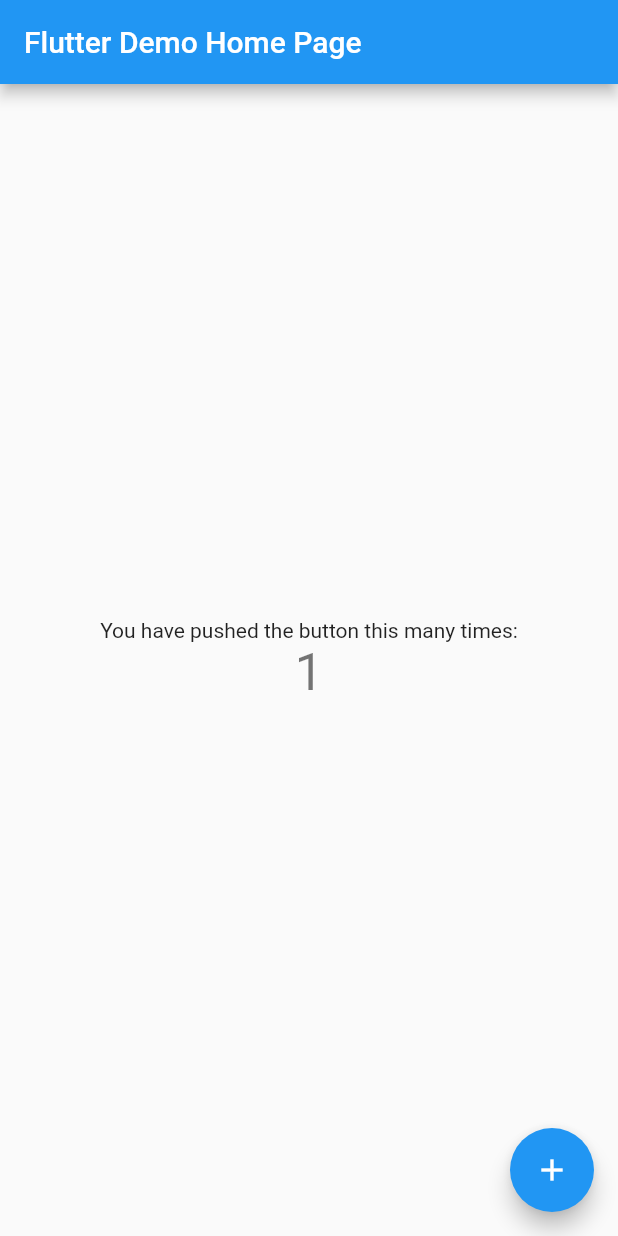
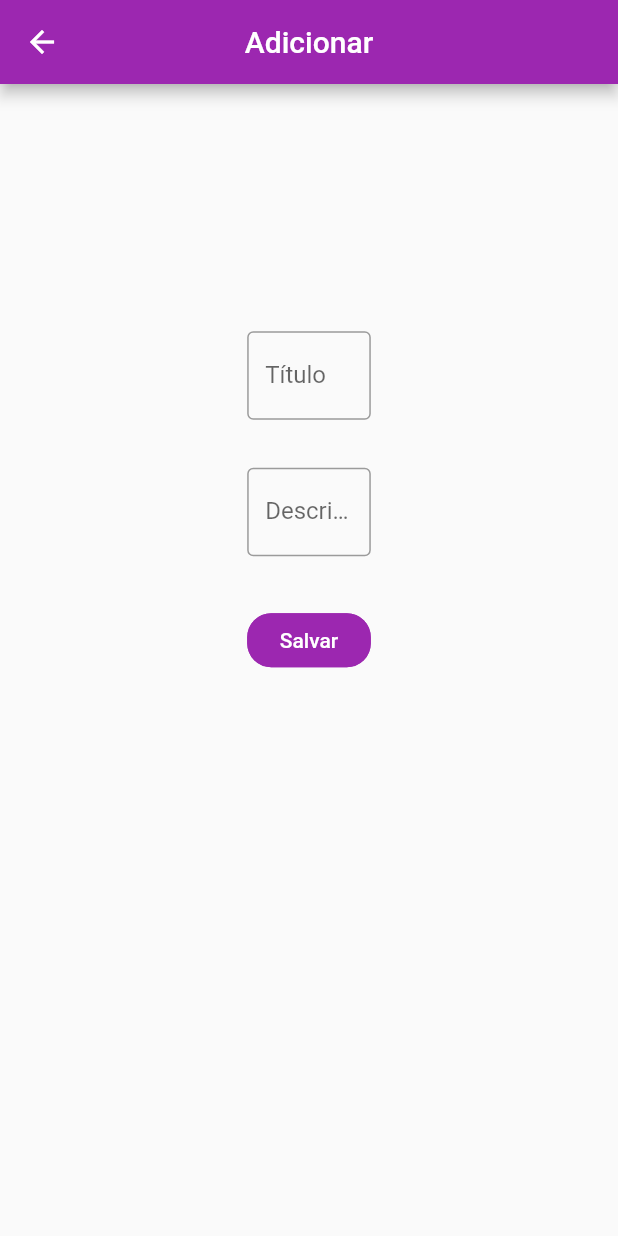
Before and after one commit to VictorDouglasFernandes/flutter_web, a Flutter app: the screen it shows after launch, after a tap on the "add" icon, on a phone screen of 412 x 824 dp. Run offline on Flutter 3.47's test engine with Material 2 defaults, Android fonts, the phone set to English and light mode, and no system bars.

Commit message:
✨ Add login and activity module

```diff
--- /dev/null
+++ b/lib/features/activity/presentation/activity_list_page.dart
@@ -0,0 +1,71 @@
+import 'package:flutter/material.dart';
+import 'package:flutter_web/features/activity/presentation/activity_tile.dart';
+
+class ActivityListPage extends StatefulWidget {
+  const ActivityListPage({Key? key}) : super(key: key);
+
+  @override
+  State<ActivityListPage> createState() => _ActivityListPageState();
+}
+
+class _ActivityListPageState extends State<ActivityListPage> {
+  late Size _size;
+
+  double get _padding => _size.shortestSide * 0.4;
+
+  @override
+  void didChangeDependencies() {
+    _size = MediaQuery.of(context).size;
+    super.didChangeDependencies();
+  }
+
+  @override
+  Widget build(BuildContext context) {
+    return Scaffold(
+      appBar: AppBar(
+        title: const Text('Listagem'),
+        centerTitle: true,
+      ),
+      body: SingleChildScrollView(
+        padding: EdgeInsets.fromLTRB(_padding, 32.0, _padding, 0.0),
+        child: Column(
+          mainAxisSize: MainAxisSize.min,
+          children: [
+            TextButton(
+              onPressed: _onPressedCreate,
+              style: TextButton.styleFrom(
+                backgroundColor: Theme.of(context).primaryColor,
+                shape: RoundedRectangleBorder(
+                  side: BorderSide(color: Theme.of(context).primaryColor),
+                  borderRadius: BorderRadius.circular(16.0),
+                ),
+              ),
+              child: Row(
+                mainAxisAlignment: MainAxisAlignment.center,
+                children: const [
+                  Icon(
+                    Icons.add,
+                    color: Colors.white,
+                  ),
+                ],
+              ),
+            ),
+            const SizedBox(height: 12.0),
+            ListView.separated(
+              shrinkWrap: true,
+              physics: const NeverScrollableScrollPhysics(),
+              itemCount: 20,
+              itemBuilder: (context, index) => const ActivityTile(),
+              separatorBuilder: (context, index) =>
+                  const SizedBox(height: 12.0),
+            ),
+          ],
+        ),
+      ),
+    );
+  }
+
+  void _onPressedCreate() {
+    Navigator.of(context).pushNamed('/add_activity');
+  }
+}
--- /dev/null
+++ b/lib/features/activity/presentation/activity_tile.dart
@@ -0,0 +1,56 @@
+import 'package:flutter/material.dart';
+
+class ActivityTile extends StatefulWidget {
+  const ActivityTile({Key? key}) : super(key: key);
+
+  @override
+  State<ActivityTile> createState() => _ActivityTileState();
+}
+
+class _ActivityTileState extends State<ActivityTile> {
+  @override
+  Widget build(BuildContext context) {
+    return TextButton(
+      onPressed: _onPressedTile,
+      style: TextButton.styleFrom(
+        shape: RoundedRectangleBorder(
+          side: BorderSide(color: Theme.of(context).primaryColor),
+          borderRadius: BorderRadius.circular(16.0),
+        ),
+      ),
+      child: Padding(
+        padding: const EdgeInsets.all(8.0),
+        child: Row(
+          crossAxisAlignment: CrossAxisAlignment.start,
+          children: [
+            Expanded(
+              child: Column(
+                mainAxisSize: MainAxisSize.min,
+                crossAxisAlignment: CrossAxisAlignment.start,
+                children: const [
+                  Text('Title'),
+                  Text('Description'),
+                ],
+              ),
+            ),
+            const SizedBox(width: 12.0),
+            IconButton(
+              splashRadius: 16.0,
+              onPressed: _onPressedIcon,
+              icon: const Icon(Icons.circle_outlined),
+            )
+          ],
+        ),
+      ),
+    );
+  }
+
+  void _onPressedTile() {
+    // TODO:
+    Navigator.of(context).pushNamed('/activity_detail');
+  }
+
+  void _onPressedIcon() {
+    // TODO:
+  }
+}
--- /dev/null
+++ b/lib/features/activity/presentation/add_activity_page.dart
@@ -0,0 +1,95 @@
+import 'package:flutter/material.dart';
+
+class AddActivityPage extends StatefulWidget {
+  const AddActivityPage({Key? key}) : super(key: key);
+
+  @override
+  State<AddActivityPage> createState() => _AddActivityPageState();
+}
+
+class _AddActivityPageState extends State<AddActivityPage> {
+  final TextEditingController _titleController = TextEditingController();
+
+  final TextEditingController _descriptionController = TextEditingController();
+
+  late Size _size;
+
+  double get _padding => _size.shortestSide * 0.4;
+
+  final GlobalKey<FormState> _formKey = GlobalKey<FormState>();
+
+  @override
+  void didChangeDependencies() {
+    _size = MediaQuery.of(context).size;
+    super.didChangeDependencies();
+  }
+
+  @override
+  Widget build(BuildContext context) {
+    return Scaffold(
+      appBar: AppBar(
+        title: const Text('Adicionar'),
+        centerTitle: true,
+      ),
+      body: Padding(
+        padding: EdgeInsets.fromLTRB(_padding, _padding, _padding, 0.0),
+        child: Form(
+          child: Column(
+            crossAxisAlignment: CrossAxisAlignment.start,
+            children: [
+              TextFormField(
+                decoration: const InputDecoration(
+                  border: OutlineInputBorder(),
+                  labelText: 'Título',
+                ),
+                controller: _titleController,
+                validator: (value) =>
+                    value?.isEmpty ?? true ? 'Obrigatório' : null,
+              ),
+              const SizedBox(height: 32.0),
+              TextFormField(
+                decoration: const InputDecoration(
+                  border: OutlineInputBorder(),
+                  labelText: 'Descrição',
+                ),
+                controller: _descriptionController,
+                validator: (value) =>
+                    value?.isEmpty ?? true ? 'Obrigatório' : null,
+              ),
+              const SizedBox(height: 32.0),
+              TextButton(
+                onPressed: _onTapSave,
+                style: TextButton.styleFrom(
+                  backgroundColor: Theme.of(context).primaryColor,
+                  shape: RoundedRectangleBorder(
+                    side: BorderSide(color: Theme.of(context).primaryColor),
+                    borderRadius: BorderRadius.circular(16.0),
+                  ),
+                ),
+                child: Row(
+                  mainAxisAlignment: MainAxisAlignment.center,
+                  children: const [
+                    Text(
+                      'Salvar',
+                      style: TextStyle(color: Colors.white),
+                    ),
+                  ],
+                ),
+              ),
+            ],
+          ),
+        ),
+      ),
+    );
+  }
+
+  void _onTapSave() {
+    if (_formKey.currentState!.validate()) {
+      try {
+        //
+      } catch (e) {
+        //
+      }
+    }
+  }
+}
--- a/lib/main.dart
+++ b/lib/main.dart
@@ -1,4 +1,9 @@
+import 'package:flutter_web/features/activity/presentation/activity_detail_page.dart';
+import 'package:flutter_web/features/activity/presentation/activity_list_page.dart';
 import 'package:flutter/material.dart';
+import 'package:flutter_web/features/activity/presentation/add_activity_page.dart';
+import 'package:flutter_web/features/activity/presentation/change_activity_page.dart';
+import 'package:flutter_web/features/login/presentation/login_page.dart';
 
 void main() {
   runApp(const MyApp());
@@ -13,103 +18,16 @@ class MyApp extends StatelessWidget {
     return MaterialApp(
       title: 'Flutter Demo',
       theme: ThemeData(
-        // This is the theme of your application.
-        //
-        // Try running your application with "flutter run". You'll see the
-        // application has a blue toolbar. Then, without quitting the app, try
-        // changing the primarySwatch below to Colors.green and then invoke
-        // "hot reload" (press "r" in the console where you ran "flutter run",
-        // or simply save your changes to "hot reload" in a Flutter IDE).
-        // Notice that the counter didn't reset back to zero; the application
-        // is not restarted.
-        primarySwatch: Colors.blue,
+        primarySwatch: Colors.purple,
       ),
-      home: const MyHomePage(title: 'Flutter Demo Home Page'),
+      initialRoute: '/activity_list', //'/login',
+      routes: {
+        '/login': (context) => const LoginPage(),
+        '/activity_list': (context) => const ActivityListPage(),
+        '/activity_detail': (context) => const ActivityDetailPage(),
+        '/add_activity': (context) => const AddActivityPage(),
+        '/change_activity': (context) => const ChangeActivityPage(),
+      },
     );
   }
 }
-
-class MyHomePage extends StatefulWidget {
-  const MyHomePage({Key? key, required this.title}) : super(key: key);
-
-  // This widget is the home page of your application. It is stateful, meaning
-  // that it has a State object (defined below) that contains fields that affect
-  // how it looks.
-
-  // This class is the configuration for the state. It holds the values (in this
-  // case the title) provided by the parent (in this case the App widget) and
-  // used by the build method of the State. Fields in a Widget subclass are
-  // always marked "final".
-
-  final String title;
-
-  @override
-  State<MyHomePage> createState() => _MyHomePageState();
-}
-
-class _MyHomePageState extends State<MyHomePage> {
-  int _counter = 0;
-
-  void _incrementCounter() {
-    setState(() {
-      // This call to setState tells the Flutter framework that something has
-      // changed in this State, which causes it to rerun the build method below
-      // so that the display can reflect the updated values. If we changed
-      // _counter without calling setState(), then the build method would not be
-      // called again, and so nothing would appear to happen.
-      _counter++;
-    });
-  }
-
-  @override
-  Widget build(BuildContext context) {
-    // This method is rerun every time setState is called, for instance as done
-    // by the _incrementCounter method above.
-    //
-    // The Flutter framework has been optimized to make rerunning build methods
-    // fast, so that you can just rebuild anything that needs updating rather
-    // than having to individually change instances of widgets.
-    return Scaffold(
-      appBar: AppBar(
-        // Here we take the value from the MyHomePage object that was created by
-        // the App.build method, and use it to set our appbar title.
-        title: Text(widget.title),
-      ),
-      body: Center(
-        // Center is a layout widget. It takes a single child and positions it
-        // in the middle of the parent.
-        child: Column(
-          // Column is also a layout widget. It takes a list of children and
-          // arranges them vertically. By default, it sizes itself to fit its
-          // children horizontally, and tries to be as tall as its parent.
-          //
-          // Invoke "debug painting" (press "p" in the console, choose the
-          // "Toggle Debug Paint" action from the Flutter Inspector in Android
-          // Studio, or the "Toggle Debug Paint" command in Visual Studio Code)
-          // to see the wireframe for each widget.
-          //
-          // Column has various properties to control how it sizes itself and
-          // how it positions its children. Here we use mainAxisAlignment to
-          // center the children vertically; the main axis here is the vertical
-          // axis because Columns are vertical (the cross axis would be
-          // horizontal).
-          mainAxisAlignment: MainAxisAlignment.center,
-          children: <Widget>[
-            const Text(
-              'You have pushed the button this many times:',
-            ),
-            Text(
-              '$_counter',
-              style: Theme.of(context).textTheme.headline4,
-            ),
-          ],
-        ),
-      ),
-      floatingActionButton: FloatingActionButton(
-        onPressed: _incrementCounter,
-        tooltip: 'Increment',
-        child: const Icon(Icons.add),
-      ), // This trailing comma makes auto-formatting nicer for build methods.
-    );
-  }
-}
--- a/pubspec.yaml
+++ b/pubspec.yaml
@@ -3,7 +3,7 @@ description: A new Flutter project.
 
 # The following line prevents the package from being accidentally published to
 # pub.dev using `flutter pub publish`. This is preferred for private packages.
-publish_to: 'none' # Remove this line if you wish to publish to pub.dev
+publish_to: "none" # Remove this line if you wish to publish to pub.dev
 
 # The following defines the version and build number for your application.
 # A version number is three numbers separated by dots, like 1.2.43
@@ -30,7 +30,6 @@ dependencies:
   flutter:
     sdk: flutter
 
-
   # The following adds the Cupertino Icons font to your application.
   # Use with the CupertinoIcons class for iOS style icons.
   cupertino_icons: ^1.0.2
@@ -51,7 +50,6 @@ dev_dependencies:
 
 # The following section is specific to Flutter packages.
 flutter:
-
   # The following line ensures that the Material Icons font is
   # included with your application, so that you can use the icons in
   # the material Icons class.
```
Also changed, not shown: lib/features/activity/business/entities/activity.dart (added, +11 -0 lines), lib/features/activity/presentation/activity_detail_page.dart (added, +124 -0 lines), lib/features/activity/presentation/change_activity_page.dart (added, +95 -0 lines), lib/features/login/presentation/login_page.dart (added, +85 -0 lines).
